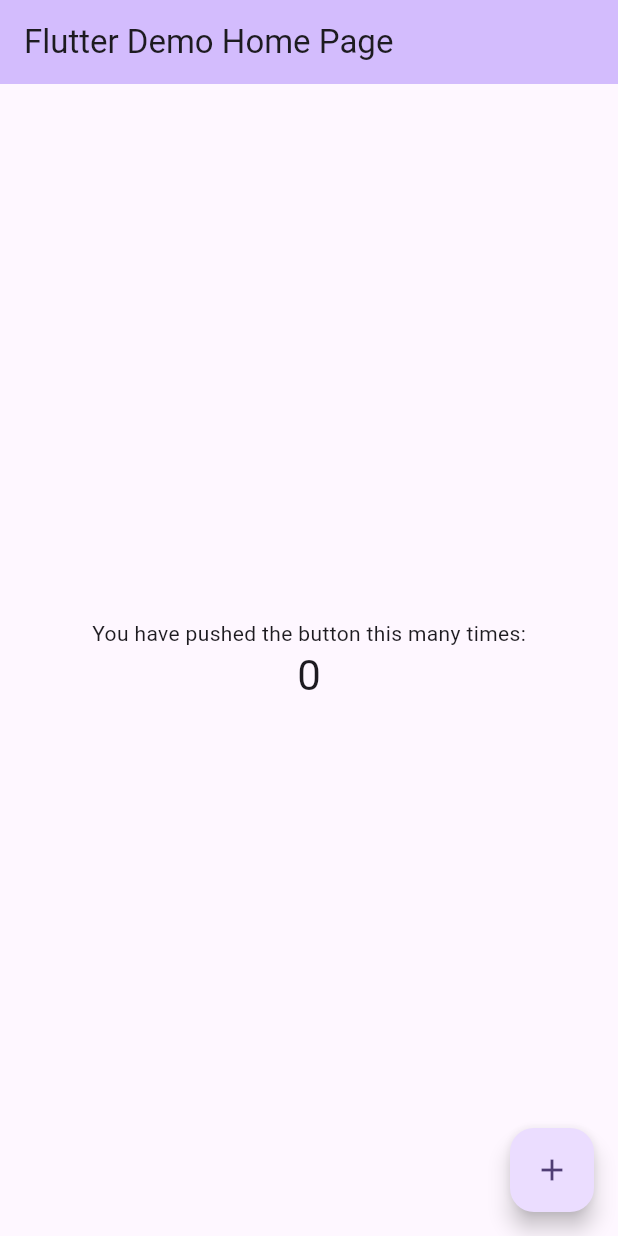
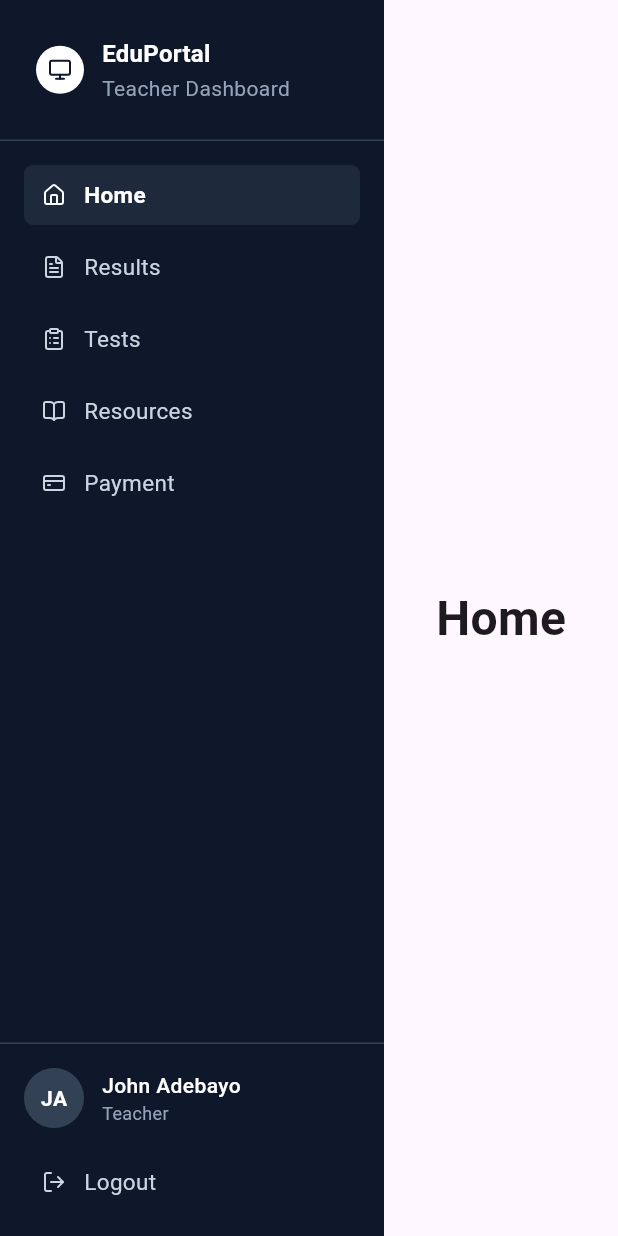
Before and after one commit to MaksimYakovenko/lms-core-frontend, a Flutter app: the screen it shows after launch, on a phone screen of 412 x 824 dp. Run offline on Flutter 3.47's test engine with Material 3 defaults, Android fonts, the phone set to English and light mode, and no system bars; our stand-ins replace lucide_icons_flutter.

Commit message:
left sidebar creating

```diff
--- /dev/null
+++ b/lib/common/components/_components.dart
@@ -0,0 +1 @@
+export 'left_sidebar_component.dart';
--- /dev/null
+++ b/lib/common/components/left_sidebar_component.dart
@@ -0,0 +1,285 @@
+import 'package:flutter/material.dart';
+import 'package:lucide_icons_flutter/lucide_icons.dart';
+
+class LeftSidebarComponent extends StatefulWidget {
+  final int selectedIndex;
+  final ValueChanged<int>? onItemSelected;
+  final VoidCallback? onLogout;
+
+  const LeftSidebarComponent({
+    super.key,
+    this.selectedIndex = 0,
+    this.onItemSelected,
+    this.onLogout,
+  });
+
+  @override
+  State<LeftSidebarComponent> createState() => _LeftSidebarComponentState();
+}
+
+class _LeftSidebarComponentState extends State<LeftSidebarComponent> {
+  late int _selectedIndex;
+
+  static const _bgColor = Color(0xFF0F172A);
+  static const _activeColor = Color(0xFF1E293B);
+  static const _borderColor = Color(0xFF334155);
+  static const _textColor = Colors.white;
+  static const _textMutedColor = Color(0xFFCBD5E1);
+  static const _subtitleColor = Color(0xFF94A3B8);
+
+  final List<_NavItem> _navItems = [
+    const _NavItem(icon: LucideIcons.house, label: 'Home'),
+    const _NavItem(icon: LucideIcons.fileText, label: 'Results'),
+    const _NavItem(icon: LucideIcons.clipboardList, label: 'Tests'),
+    const _NavItem(icon: LucideIcons.bookOpen, label: 'Resources'),
+    const _NavItem(icon: LucideIcons.creditCard, label: 'Payment'),
+  ];
+
+  @override
+  void initState() {
+    super.initState();
+    _selectedIndex = widget.selectedIndex;
+  }
+
+  @override
+  Widget build(BuildContext context) {
+    return Container(
+      width: 256,
+      color: _bgColor,
+      child: Column(
+        crossAxisAlignment: CrossAxisAlignment.start,
+        children: [
+          // ── Logo / Brand ─────────────────────────────────────────
+          Container(
+            padding: const EdgeInsets.all(24), // p-6
+            decoration: const BoxDecoration(
+              border: Border(
+                bottom: BorderSide(color: _borderColor, width: 1), // border-b border-slate-700
+              ),
+            ),
+            child: Row(
+              children: [
+                // White circle with icon
+                Container(
+                  width: 32,  // w-8
+                  height: 32, // h-8
+                  decoration: const BoxDecoration(
+                    color: Colors.white,
+                    shape: BoxShape.circle,
+                  ),
+                  child: const Center(
+                    child: Icon(
+                      LucideIcons.monitor,
+                      color: _bgColor, // text-slate-900
+                      size: 16,        // w-4 h-4
+                    ),
+                  ),
+                ),
+                const SizedBox(width: 12), // gap-3
+                Column(
+                  crossAxisAlignment: CrossAxisAlignment.start,
+                  children: const [
+                    Text(
+                      'EduPortal',
+                      style: TextStyle(
+                        color: _textColor,
+                        fontSize: 16,
+                        fontWeight: FontWeight.bold,
+                        letterSpacing: 0.2,
+                      ),
+                    ),
+                    SizedBox(height: 2),
+                    Text(
+                      'Teacher Dashboard',
+                      style: TextStyle(
+                        color: _subtitleColor, // text-slate-400
+                        fontSize: 14,          // text-sm
+                      ),
+                    ),
+                  ],
+                ),
+              ],
+            ),
+          ),
+
+          // ── Navigation ────────────────────────────────────────────
+          Expanded(
+            child: Padding(
+              padding: const EdgeInsets.all(16), // p-4
+              child: Column(
+                children: List.generate(_navItems.length, (index) {
+                  final item = _navItems[index];
+                  final isActive = _selectedIndex == index;
+                  return Padding(
+                    padding: const EdgeInsets.only(bottom: 8), // space-y-2
+                    child: _NavTile(
+                      icon: item.icon,
+                      label: item.label,
+                      isActive: isActive,
+                      activeColor: _activeColor,
+                      textColor: _textColor,
+                      textMutedColor: _textMutedColor,
+                      onTap: () {
+                        setState(() => _selectedIndex = index);
+                        widget.onItemSelected?.call(index);
+                      },
+                    ),
+                  );
+                }),
+              ),
+            ),
+          ),
+
+          // ── User Profile & Logout ─────────────────────────────────
+          Container(
+            padding: const EdgeInsets.all(16), // p-4
+            decoration: const BoxDecoration(
+              border: Border(
+                top: BorderSide(color: _borderColor, width: 1), // border-t border-slate-700
+              ),
+            ),
+            child: Column(
+              children: [
+                // Profile row
+                Row(
+                  children: [
+                    // Avatar circle — slate-700
+                    Container(
+                      width: 40,  // w-10
+                      height: 40, // h-10
+                      decoration: const BoxDecoration(
+                        color: _borderColor, // bg-slate-700
+                        shape: BoxShape.circle,
+                      ),
+                      child: const Center(
+                        child: Text(
+                          'JA',
+                          style: TextStyle(
+                            color: _textColor,
+                            fontSize: 14,          // text-sm
+                            fontWeight: FontWeight.w600, // font-semibold
+                          ),
+                        ),
+                      ),
+                    ),
+                    const SizedBox(width: 12), // gap-3
+                    Expanded( // flex-1 min-w-0
+                      child: Column(
+                        crossAxisAlignment: CrossAxisAlignment.start,
+                        children: const [
+                          Text(
+                            'John Adebayo',
+                            overflow: TextOverflow.ellipsis, // truncate
+                            style: TextStyle(
+                              color: _textColor,
+                              fontSize: 14,           // text-sm
+                              fontWeight: FontWeight.w500, // font-medium
+                            ),
+                          ),
+                          Text(
+                            'Teacher',
+                            style: TextStyle(
+                              color: _subtitleColor, // text-slate-400
+                              fontSize: 12,          // text-xs
+                            ),
+                          ),
+                        ],
+                      ),
+                    ),
+                  ],
+                ),
+
+                const SizedBox(height: 16), // mb-4
+
+                // Logout button — same style as nav items
+                _NavTile(
+                  icon: LucideIcons.logOut,
+                  label: 'Logout',
+                  isActive: false,
+                  activeColor: _activeColor,
+                  textColor: _textColor,
+                  textMutedColor: _textMutedColor,
+                  onTap: widget.onLogout ?? () {},
+                ),
+              ],
+            ),
+          ),
+        ],
+      ),
+    );
+  }
+}
+
+class _NavItem {
+  final IconData icon;
+  final String label;
+  const _NavItem({required this.icon, required this.label});
+}
+
+class _NavTile extends StatefulWidget {
+  final IconData icon;
+  final String label;
+  final bool isActive;
+  final Color activeColor;
+  final Color textColor;
+  final Color textMutedColor;
+  final VoidCallback onTap;
+
+  const _NavTile({
+    required this.icon,
+    required this.label,
+    required this.isActive,
+    required this.activeColor,
+    required this.textColor,
+    required this.textMutedColor,
+    required this.onTap,
+  });
+
+  @override
+  State<_NavTile> createState() => _NavTileState();
+}
+
+class _NavTileState extends State<_NavTile> {
+  bool _hovered = false;
+
+  @override
+  Widget build(BuildContext context) {
+    final bool highlighted = widget.isActive || _hovered;
+
+    return MouseRegion(
+      onEnter: (_) => setState(() => _hovered = true),
+      onExit: (_) => setState(() => _hovered = false),
+      child: GestureDetector(
+        onTap: widget.onTap,
+        child: AnimatedContainer(
+          duration: const Duration(milliseconds: 150),
+          height: 40, // h-10
+          decoration: BoxDecoration(
+            color: highlighted ? widget.activeColor : Colors.transparent, // hover:bg-slate-800
+            borderRadius: BorderRadius.circular(6),
+          ),
+          padding: const EdgeInsets.symmetric(horizontal: 12), // justify-start
+          child: Row(
+            children: [
+              Icon(
+                widget.icon,
+                size: 16, // w-4 h-4
+                color: highlighted ? widget.textColor : widget.textMutedColor,
+                // active/hover → white, default → slate-300
+              ),
+              const SizedBox(width: 12), // gap-3
+              Text(
+                widget.label,
+                style: TextStyle(
+                  fontSize: 15,
+                  color: highlighted ? widget.textColor : widget.textMutedColor,
+                  fontWeight: widget.isActive ? FontWeight.w600 : FontWeight.normal,
+                ),
+              ),
+            ],
+          ),
+        ),
+      ),
+    );
+  }
+}
--- /dev/null
+++ b/lib/config/localization/dictionaries/english_dictionary.dart
@@ -0,0 +1,11 @@
+
+import 'package:lms_core_frontend/config/localization/dictionaries/prompt_keys.dart';
+
+class DictionaryEnglish {
+  const DictionaryEnglish._();
+
+  static Map<String, String> localizedStrings = {
+    PromptKeys.home: 'Main',
+    PromptKeys.academicDashboard: 'Academic Dashboard',
+  };
+}
--- /dev/null
+++ b/lib/config/localization/dictionaries/prompt_keys.dart
@@ -0,0 +1,7 @@
+class PromptKeys {
+  const PromptKeys._();
+
+  static const String home = 'home';
+  static const String academicDashboard = 'academic_dashboard';
+
+}
--- /dev/null
+++ b/lib/config/localization/dictionaries/ukrainian_dictionary.dart
@@ -0,0 +1,10 @@
+import 'package:lms_core_frontend/config/localization/dictionaries/prompt_keys.dart';
+
+class DictionaryUkrainian {
+  const DictionaryUkrainian._();
+
+  static Map<String, String> localizedStrings = {
+    PromptKeys.home: 'Головна',
+    PromptKeys.academicDashboard: 'Академічна панель',
+  };
+}
--- /dev/null
+++ b/lib/config/localization/translator.dart
@@ -0,0 +1,49 @@
+import 'package:flutter/material.dart';
+
+import 'dictionaries/english_dictionary.dart';
+import 'dictionaries/ukrainian_dictionary.dart';
+
+class Translator {
+  late Map<String, String> _localizedStrings;
+
+  bool load(String language) {
+    if (language == 'en') {
+      _localizedStrings = DictionaryEnglish.localizedStrings;
+    } else if (language == 'uk') {
+      _localizedStrings = DictionaryUkrainian.localizedStrings;
+    } else {
+      throw Exception('Локалізація для вибраної мови недоступна.');
+    }
+    return true;
+  }
+
+  String translate(String key) {
+    return _localizedStrings[key] ?? key;
+  }
+
+  static Translator of(BuildContext context) {
+    return Localizations.of<Translator>(context, Translator)!;
+  }
+
+  static const LocalizationsDelegate<Translator> delegate =
+      _TranslatorDelegate();
+}
+
+class _TranslatorDelegate extends LocalizationsDelegate<Translator> {
+  const _TranslatorDelegate();
+
+  @override
+  bool isSupported(Locale locale) {
+    return ['en', 'uk'].contains(locale.languageCode);
+  }
+
+  @override
+  Future<Translator> load(Locale locale) async {
+    final Translator translator = Translator();
+    translator.load(locale.languageCode);
+    return translator;
+  }
+
+  @override
+  bool shouldReload(_TranslatorDelegate old) => false;
+}
--- /dev/null
+++ b/lib/features/dashboard/dashboard_screen.dart
@@ -0,0 +1,59 @@
+import 'package:flutter/material.dart';
+import 'package:lms_core_frontend/common/components/left_sidebar_component.dart';
+
+class DashboardScreen extends StatefulWidget {
+  const DashboardScreen({super.key});
+
+  @override
+  State<DashboardScreen> createState() => _DashboardScreenState();
+}
+
+class _DashboardScreenState extends State<DashboardScreen> {
+  int _selectedIndex = 0;
+
+  final List<Widget> _pages = const [
+    _PagePlaceholder(title: 'Home'),
+    _PagePlaceholder(title: 'Results'),
+    _PagePlaceholder(title: 'Tests'),
+    _PagePlaceholder(title: 'Resources'),
+    _PagePlaceholder(title: 'Payment'),
+  ];
+
+  @override
+  Widget build(BuildContext context) {
+    return Scaffold(
+      body: Row(
+        children: [
+          LeftSidebarComponent(
+            selectedIndex: _selectedIndex,
+            onItemSelected: (index) {
+              setState(() => _selectedIndex = index);
+            },
+            onLogout: () {
+              debugPrint('Logout tapped');
+            },
+          ),
+
+          Expanded(
+            child: _pages[_selectedIndex],
+          ),
+        ],
+      ),
+    );
+  }
+}
+
+class _PagePlaceholder extends StatelessWidget {
+  final String title;
+  const _PagePlaceholder({required this.title});
+
+  @override
+  Widget build(BuildContext context) {
+    return Center(
+      child: Text(
+        title,
+        style: const TextStyle(fontSize: 32, fontWeight: FontWeight.bold),
+      ),
+    );
+  }
+}
--- a/lib/main.dart
+++ b/lib/main.dart
@@ -1,4 +1,5 @@
 import 'package:flutter/material.dart';
+import 'package:lms_core_frontend/features/dashboard/dashboard_screen.dart';
 
 void main() {
   runApp(const MyApp());
@@ -30,7 +31,7 @@ class MyApp extends StatelessWidget {
         // tested with just a hot reload.
         colorScheme: ColorScheme.fromSeed(seedColor: Colors.deepPurple),
       ),
-      home: const MyHomePage(title: 'Flutter Demo Home Page'),
+      home: const DashboardScreen(),
     );
   }
 }
```
Also changed, not shown: pubspec.yaml (+1 -9 lines), lib/features/not_found_page/not_found_page_screen.dart (added), pubspec.lock.
